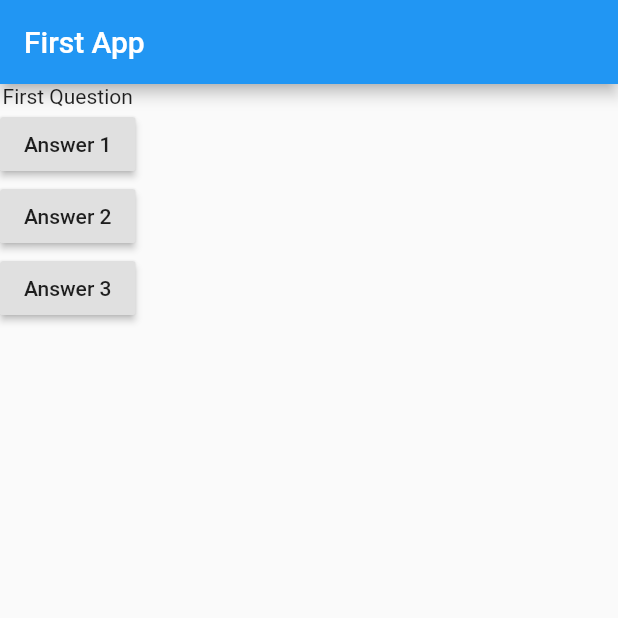
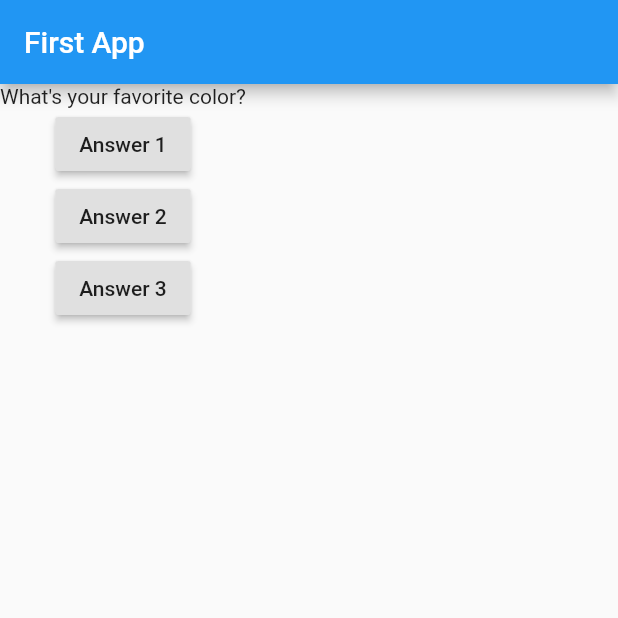
Before and after one commit to aniketprogdev/flutter-intro, a Flutter app: the screen it shows after launch, after a tap on "Answer 1", on a phone screen of 412 x 824 dp, the top half of it. Run offline on Flutter 3.47's test engine with Material 2 defaults, Android fonts, the phone set to English and light mode, and no system bars.

```diff
--- a/lib/main.dart
+++ b/lib/main.dart
@@ -4,7 +4,26 @@ void main() {
   runApp(MyApp());
 }
 
-class MyApp extends StatelessWidget {
+class MyApp extends StatefulWidget {
+  @override
+  State<StatefulWidget> createState() {
+    return MyAppState();
+  }
+}
+
+class MyAppState extends State<MyApp> {
+  var questionIndex = 0;
+  var questions = [
+    "What's your favorite movie?",
+    "What's your favorite color?"
+  ];
+
+  void answerQuestion() {
+    setState(() {
+      questionIndex += 1;
+    });
+  }
+
   @override
   Widget build(BuildContext context) {
     return MaterialApp(
@@ -14,10 +33,10 @@ class MyApp extends StatelessWidget {
         ),
         body: Column(
           children: [
-            Text("First Question"),
+            Text(questions[questionIndex]),
             RaisedButton(
               child: Text("Answer 1"),
-              onPressed: () => print("Answer 1"),
+              onPressed: answerQuestion,
             ),
             RaisedButton(
               child: Text("Answer 2"),
```
